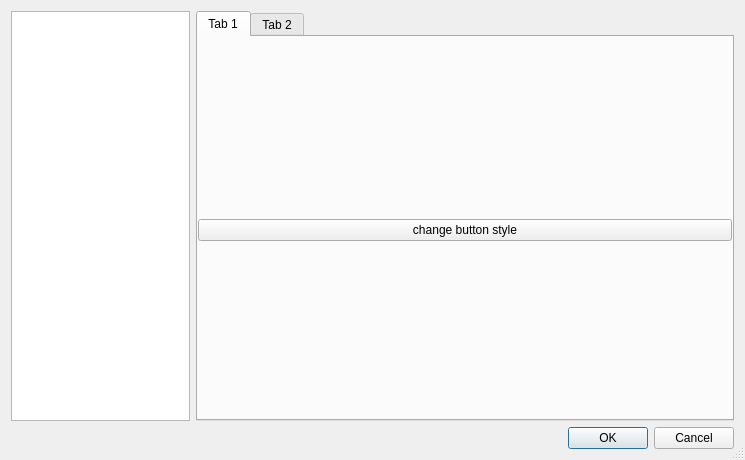
First picture: the form in ui/settingsdialog.ui, repository yunnsbz/File-Manager, before the edit.
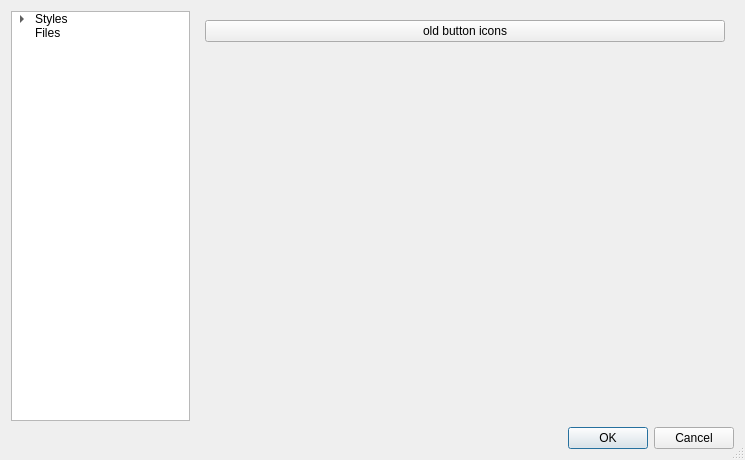
Second picture: the form after the edit. The open tabs and pages were chosen to show the change.

Commit message: Settings Dialog visual update

The edit to the form file:
```diff
--- a/ui/settingsdialog.ui
+++ b/ui/settingsdialog.ui
@@ -19,7 +19,7 @@
   <property name="sizeGripEnabled">
    <bool>true</bool>
   </property>
-  <layout class="QVBoxLayout" name="verticalLayout">
+  <layout class="QVBoxLayout" name="verticalLayout" stretch="0,0">
    <item>
     <widget class="QWidget" name="widget" native="true">
      <layout class="QHBoxLayout" name="horizontalLayout" stretch="1,3">
@@ -36,44 +36,60 @@
        <number>0</number>
       </property>
       <item>
-       <widget class="QTreeView" name="treeView"/>
-      </item>
-      <item>
-       <widget class="QTabWidget" name="tabWidget">
-        <property name="currentIndex">
-         <number>0</number>
+       <widget class="QTreeWidget" name="treeWidget">
+        <property name="headerHidden">
+         <bool>true</bool>
         </property>
-        <widget class="QWidget" name="tab">
-         <attribute name="title">
-          <string>Tab 1</string>
-         </attribute>
+        <column>
+         <property name="text">
+          <string>Settings</string>
+         </property>
+        </column>
+        <item>
+         <property name="text">
+          <string>Styles</string>
+         </property>
+         <item>
+          <property name="text">
+           <string>Tab Buttons</string>
+          </property>
+         </item>
+        </item>
+        <item>
+         <property name="text">
+          <string>Files</string>
+         </property>
+        </item>
+       </widget>
+      </item>
+      <item>
+       <widget class="QStackedWidget" name="stackedWidget">
+        <widget class="QWidget" name="page"/>
+        <widget class="QWidget" name="page_2">
          <layout class="QVBoxLayout" name="verticalLayout_2">
-          <property name="leftMargin">
-           <number>0</number>
-          </property>
-          <property name="topMargin">
-           <number>5</number>
-          </property>
-          <property name="rightMargin">
-           <number>0</number>
-          </property>
-          <property name="bottomMargin">
-           <number>0</number>
-          </property>
           <item>
            <widget class="QPushButton" name="pushButton">
             <property name="text">
-             <string>change button style</string>
+             <string>old button icons</string>
             </property>
            </widget>
           </item>
+          <item>
+           <spacer name="verticalSpacer">
+            <property name="orientation">
+             <enum>Qt::Orientation::Vertical</enum>
+            </property>
+            <property name="sizeHint" stdset="0">
+             <size>
+              <width>20</width>
+              <height>40</height>
+             </size>
+            </property>
+           </spacer>
+          </item>
          </layout>
         </widget>
-        <widget class="QWidget" name="tab_2">
-         <attribute name="title">
-          <string>Tab 2</string>
-         </attribute>
-        </widget>
+        <widget class="QWidget" name="page_3"/>
        </widget>
       </item>
      </layout>
```
The commit also changes 2 other files.
